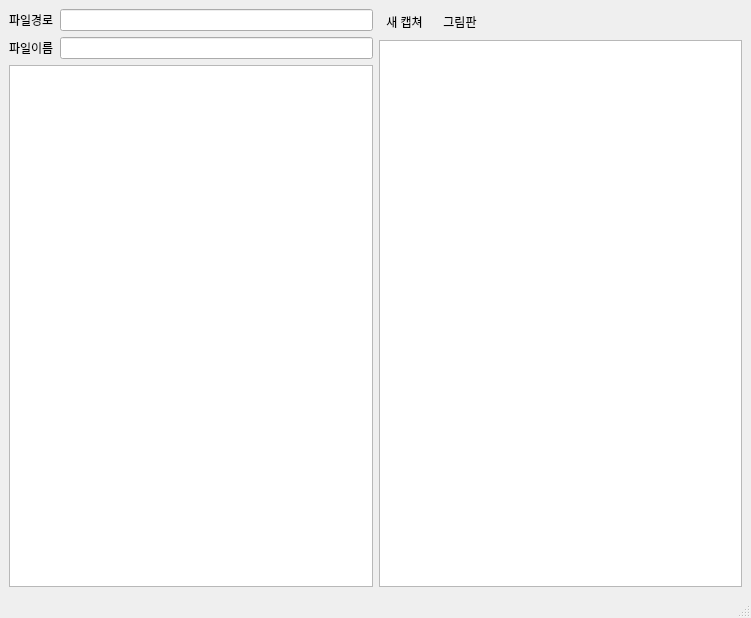
jeongjeongguk/ADB_pyQT5, file ui/capture_c.ui: the form before one commit.
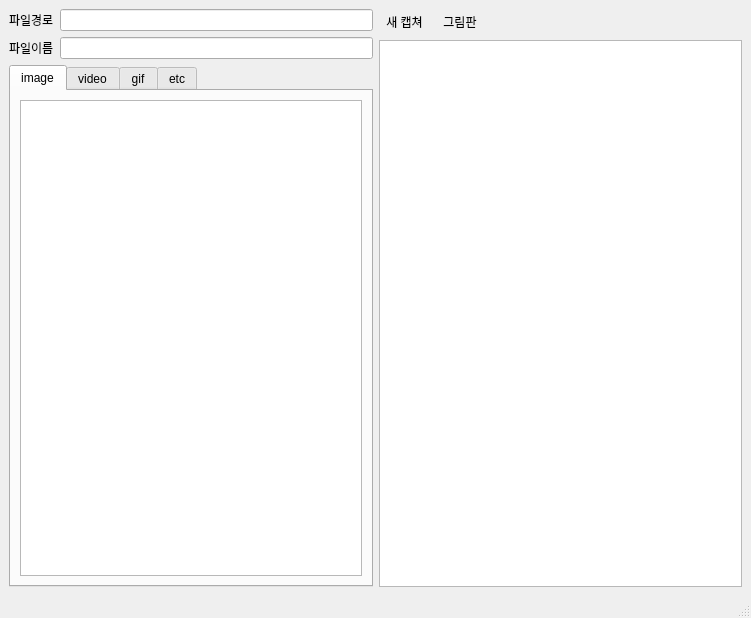
The form after the commit. Icons and pictures are not drawn.

Commit message: tab별로, 파일명에 포함된 텍스트로 필터링 : 음영처리만됨 / 표시안되는건 개선필요. 각 탭별로, sort기능추가.(setSortingEnabled,sortByColumn)

The edit to the form file:
```diff
--- a/ui/capture_c.ui
+++ b/ui/capture_c.ui
@@ -58,7 +58,51 @@
          </layout>
         </item>
         <item>
-         <widget class="QTreeView" name="treeView"/>
+         <widget class="QTabWidget" name="tabWidget">
+          <property name="currentIndex">
+           <number>0</number>
+          </property>
+          <widget class="QWidget" name="tab">
+           <attribute name="title">
+            <string>image</string>
+           </attribute>
+           <layout class="QHBoxLayout" name="horizontalLayout_5">
+            <item>
+             <widget class="QTreeView" name="treeView"/>
+            </item>
+           </layout>
+          </widget>
+          <widget class="QWidget" name="tab_2">
+           <attribute name="title">
+            <string>video</string>
+           </attribute>
+           <layout class="QHBoxLayout" name="horizontalLayout_6">
+            <item>
+             <widget class="QTreeView" name="treeView_2"/>
+            </item>
+           </layout>
+          </widget>
+          <widget class="QWidget" name="tab_3">
+           <attribute name="title">
+            <string>gif</string>
+           </attribute>
+           <layout class="QHBoxLayout" name="horizontalLayout_7">
+            <item>
+             <widget class="QTreeView" name="treeView_3"/>
+            </item>
+           </layout>
+          </widget>
+          <widget class="QWidget" name="tab_4">
+           <attribute name="title">
+            <string>etc</string>
+           </attribute>
+           <layout class="QHBoxLayout" name="horizontalLayout_8">
+            <item>
+             <widget class="QTreeView" name="treeView_4"/>
+            </item>
+           </layout>
+          </widget>
+         </widget>
         </item>
        </layout>
       </item>
```
The commit also changes 2 other files.
